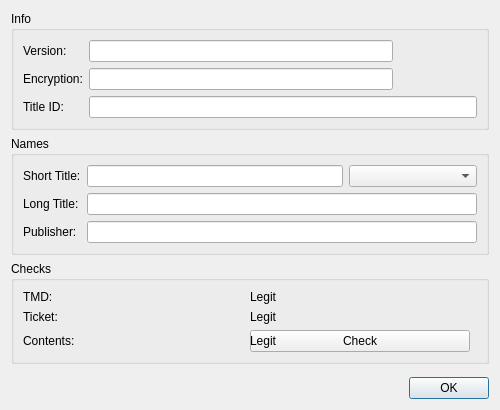
zhaowenlan1779/threeSD, file src/frontend/title_info_dialog.ui: the form before one commit.
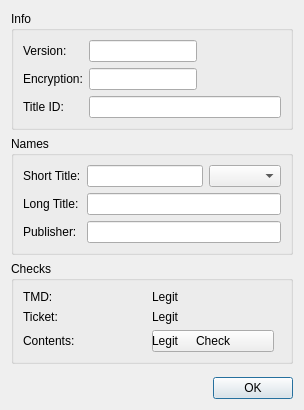
The form after the commit.

```diff
--- a/src/frontend/title_info_dialog.ui
+++ b/src/frontend/title_info_dialog.ui
@@ -2,14 +2,6 @@
 <ui version="4.0">
  <class>TitleInfoDialog</class>
  <widget class="QDialog" name="TitleInfoDialog">
-  <property name="geometry">
-   <rect>
-    <x>0</x>
-    <y>0</y>
-    <width>500</width>
-    <height>360</height>
-   </rect>
-  </property>
   <property name="windowTitle">
    <string>Title Info</string>
   </property>
```
